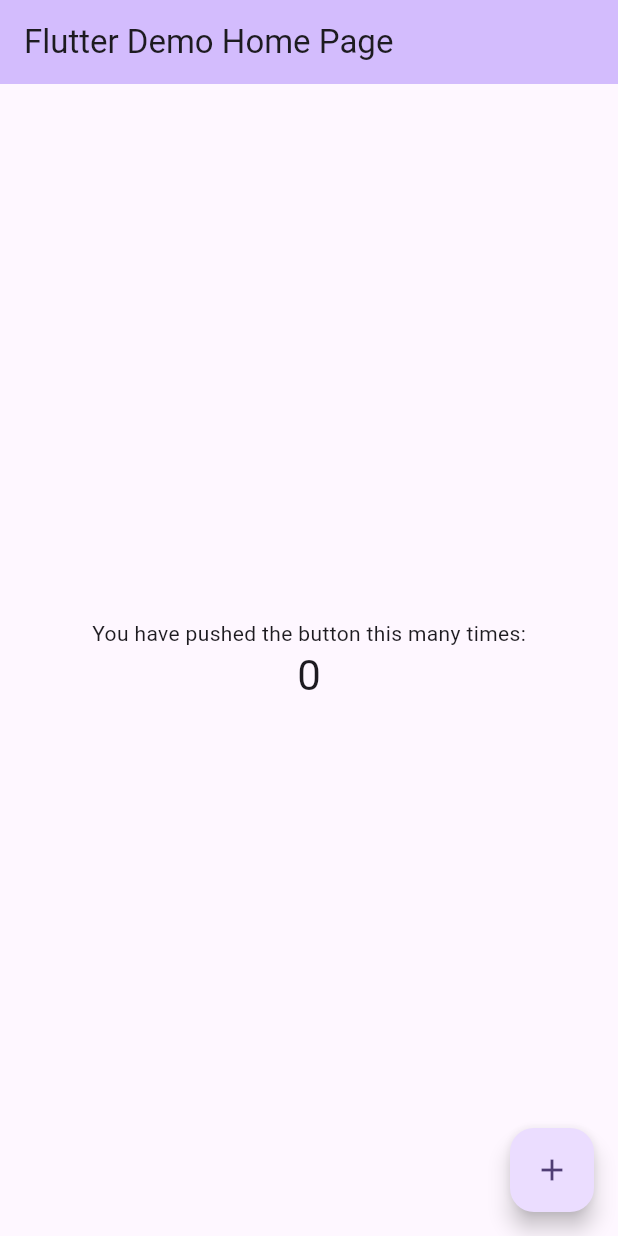
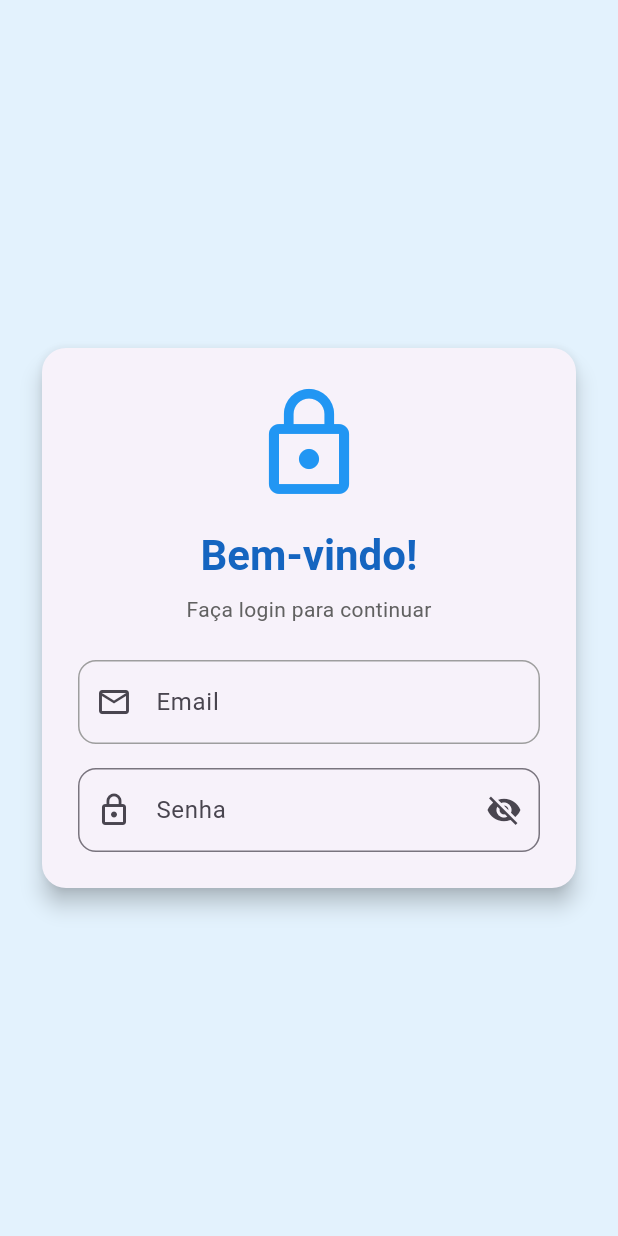
Before and after one commit to riqinho/flutterfirebaseapp, a Flutter app: the screen it shows after launch, on a phone screen of 412 x 824 dp. Run offline on Flutter 3.47's test engine with Material 3 defaults, Android fonts, the phone set to English and light mode, and no system bars; our stand-ins replace firebase_auth, firebase_core; accounts and stored records are empty; generated files the repository leaves out were written again.

Commit message:
parando no slide 40

```diff
--- /dev/null
+++ b/lib/core/auth_guard.dart
@@ -0,0 +1,27 @@
+import 'package:firebase_auth/firebase_auth.dart';
+import 'package:flutter/material.dart';
+import 'package:flutterfirebaseapp/screens/login_screen.dart';
+
+class AuthGuard extends StatelessWidget {
+  final Widget child;
+
+  const AuthGuard({super.key, required this.child});
+
+  @override
+  Widget build(BuildContext context) {
+    return StreamBuilder<User?>(
+      stream: FirebaseAuth.instance.authStateChanges(),
+      builder: (context, snapshot) {
+        if (snapshot.connectionState == ConnectionState.waiting) {
+          return const Scaffold(
+            body: Center(child: CircularProgressIndicator()),
+          );
+        }
+        if (snapshot.hasData) {
+          return child;
+        }
+        return const LoginScreen();
+      },
+    );
+  }
+}
--- a/lib/main.dart
+++ b/lib/main.dart
@@ -1,122 +1,25 @@
+import 'package:firebase_core/firebase_core.dart';
 import 'package:flutter/material.dart';
+import 'package:flutterfirebaseapp/core/auth_guard.dart';
+import 'package:flutterfirebaseapp/firebase_options.dart';
+import 'package:flutterfirebaseapp/screens/home_screen.dart';
 
-void main() {
-  runApp(const MyApp());
+Future<void> main() async {
+  WidgetsFlutterBinding.ensureInitialized();
+  await Firebase.initializeApp(options: DefaultFirebaseOptions.currentPlatform);
+  runApp(const FirebaseApp());
 }
 
-class MyApp extends StatelessWidget {
-  const MyApp({super.key});
+class FirebaseApp extends StatelessWidget {
+  const FirebaseApp({super.key});
 
-  // This widget is the root of your application.
   @override
   Widget build(BuildContext context) {
     return MaterialApp(
-      title: 'Flutter Demo',
-      theme: ThemeData(
-        // This is the theme of your application.
-        //
-        // TRY THIS: Try running your application with "flutter run". You'll see
-        // the application has a purple toolbar. Then, without quitting the app,
-        // try changing the seedColor in the colorScheme below to Colors.green
-        // and then invoke "hot reload" (save your changes or press the "hot
-        // reload" button in a Flutter-supported IDE, or press "r" if you used
-        // the command line to start the app).
-        //
-        // Notice that the counter didn't reset back to zero; the application
-        // state is not lost during the reload. To reset the state, use hot
-        // restart instead.
-        //
-        // This works for code too, not just values: Most code changes can be
-        // tested with just a hot reload.
-        colorScheme: ColorScheme.fromSeed(seedColor: Colors.deepPurple),
-      ),
-      home: const MyHomePage(title: 'Flutter Demo Home Page'),
+      title: 'Firebase Auth Demo',
+      debugShowCheckedModeBanner: false,
+      theme: ThemeData(primarySwatch: Colors.blue),
+      home: const AuthGuard(child: HomeScreen()),
     );
   }
 }
-
-class MyHomePage extends StatefulWidget {
-  const MyHomePage({super.key, required this.title});
-
-  // This widget is the home page of your application. It is stateful, meaning
-  // that it has a State object (defined below) that contains fields that affect
-  // how it looks.
-
-  // This class is the configuration for the state. It holds the values (in this
-  // case the title) provided by the parent (in this case the App widget) and
-  // used by the build method of the State. Fields in a Widget subclass are
-  // always marked "final".
-
-  final String title;
-
-  @override
-  State<MyHomePage> createState() => _MyHomePageState();
-}
-
-class _MyHomePageState extends State<MyHomePage> {
-  int _counter = 0;
-
-  void _incrementCounter() {
-    setState(() {
-      // This call to setState tells the Flutter framework that something has
-      // changed in this State, which causes it to rerun the build method below
-      // so that the display can reflect the updated values. If we changed
-      // _counter without calling setState(), then the build method would not be
-      // called again, and so nothing would appear to happen.
-      _counter++;
-    });
-  }
-
-  @override
-  Widget build(BuildContext context) {
-    // This method is rerun every time setState is called, for instance as done
-    // by the _incrementCounter method above.
-    //
-    // The Flutter framework has been optimized to make rerunning build methods
-    // fast, so that you can just rebuild anything that needs updating rather
-    // than having to individually change instances of widgets.
-    return Scaffold(
-      appBar: AppBar(
-        // TRY THIS: Try changing the color here to a specific color (to
-        // Colors.amber, perhaps?) and trigger a hot reload to see the AppBar
-        // change color while the other colors stay the same.
-        backgroundColor: Theme.of(context).colorScheme.inversePrimary,
-        // Here we take the value from the MyHomePage object that was created by
-        // the App.build method, and use it to set our appbar title.
-        title: Text(widget.title),
-      ),
-      body: Center(
-        // Center is a layout widget. It takes a single child and positions it
-        // in the middle of the parent.
-        child: Column(
-          // Column is also a layout widget. It takes a list of children and
-          // arranges them vertically. By default, it sizes itself to fit its
-          // children horizontally, and tries to be as tall as its parent.
-          //
-          // Column has various properties to control how it sizes itself and
-          // how it positions its children. Here we use mainAxisAlignment to
-          // center the children vertically; the main axis here is the vertical
-          // axis because Columns are vertical (the cross axis would be
-          // horizontal).
-          //
-          // TRY THIS: Invoke "debug painting" (choose the "Toggle Debug Paint"
-          // action in the IDE, or press "p" in the console), to see the
-          // wireframe for each widget.
-          mainAxisAlignment: MainAxisAlignment.center,
-          children: <Widget>[
-            const Text('You have pushed the button this many times:'),
-            Text(
-              '$_counter',
-              style: Theme.of(context).textTheme.headlineMedium,
-            ),
-          ],
-        ),
-      ),
-      floatingActionButton: FloatingActionButton(
-        onPressed: _incrementCounter,
-        tooltip: 'Increment',
-        child: const Icon(Icons.add),
-      ), // This trailing comma makes auto-formatting nicer for build methods.
-    );
-  }
-}
--- /dev/null
+++ b/lib/screens/home_screen.dart
@@ -0,0 +1,33 @@
+import 'package:firebase_auth/firebase_auth.dart';
+import 'package:flutter/material.dart';
+
+class HomeScreen extends StatelessWidget {
+  const HomeScreen({super.key});
+
+  Future<void> _singout() async {
+    await FirebaseAuth.instance.signOut();
+  }
+
+  @override
+  Widget build(BuildContext context) {
+    final user = FirebaseAuth.instance.currentUser;
+    return Scaffold(
+      appBar: AppBar(
+        title: const Text('Home'),
+        actions: [
+          IconButton(
+            onPressed: _singout,
+            tooltip: 'Sair',
+            icon: const Icon(Icons.logout),
+          ),
+        ],
+      ),
+      body: Center(
+        child: Text(
+          "Bem-vindo, ${user?.email ?? 'Usuário'}",
+          style: const TextStyle(fontSize: 18),
+        ),
+      ),
+    );
+  }
+}
--- /dev/null
+++ b/lib/screens/login_screen.dart
@@ -0,0 +1,129 @@
+import 'package:flutter/material.dart';
+
+class LoginScreen extends StatefulWidget {
+  const LoginScreen({super.key});
+
+  @override
+  State<LoginScreen> createState() => _LoginScreenState();
+}
+
+class _LoginScreenState extends State<LoginScreen> {
+  // var chave do formulário
+  final _formKey = GlobalKey<FormState>();
+
+  //controllers para os campos de texto
+  final TextEditingController _emailController = TextEditingController();
+  final TextEditingController _passwordController = TextEditingController();
+
+  // booleando para controlar a visibilidade da senha
+  bool _isObscure = true;
+
+  // booleano para controlar o estado de loading da tela de login
+  bool _isLoading = false;
+
+  @override
+  Widget build(BuildContext context) {
+    return Scaffold(
+      backgroundColor: Colors.blue.shade50,
+      body: Center(
+        child: SingleChildScrollView(
+          padding: const EdgeInsets.all(24),
+          child: Card(
+            elevation: 6,
+            shape: RoundedRectangleBorder(
+              borderRadius: BorderRadius.circular(16),
+            ),
+            child: Padding(
+              padding: const EdgeInsets.all(24),
+              child: Form(
+                key: _formKey,
+                child: Column(
+                  mainAxisSize: MainAxisSize.min,
+                  children: [
+                    const Icon(
+                      Icons.lock_outline,
+                      size: 80,
+                      color: Colors.blue,
+                    ),
+                    const SizedBox(height: 16),
+                    Text(
+                      "Bem-vindo!",
+                      style: Theme.of(context).textTheme.headlineMedium
+                          ?.copyWith(
+                            fontWeight: FontWeight.bold,
+                            color: Colors.blue.shade800,
+                          ),
+                    ),
+                    const SizedBox(height: 8),
+                    Text(
+                      "Faça login para continuar",
+                      style: Theme.of(
+                        context,
+                      ).textTheme.bodyMedium?.copyWith(color: Colors.grey[700]),
+                    ),
+                    const SizedBox(height: 24),
+                    TextFormField(
+                      controller: _emailController,
+                      keyboardType: TextInputType.emailAddress,
+                      decoration: InputDecoration(
+                        labelText: "Email",
+                        prefixIcon: const Icon(Icons.email_outlined),
+                        border: OutlineInputBorder(
+                          borderRadius: BorderRadius.circular(12),
+                        ),
+                        enabledBorder: OutlineInputBorder(
+                          borderRadius: BorderRadius.circular(12),
+                          borderSide: const BorderSide(
+                            color: Colors.grey,
+                            width: 1,
+                          ),
+                        ),
+                        focusedBorder: OutlineInputBorder(
+                          borderRadius: BorderRadius.circular(12),
+                          borderSide: const BorderSide(
+                            color: Colors.blue,
+                            width: 2,
+                          ),
+                        ),
+                      ),
+                      validator: (value) => (value == null || value.isEmpty)
+                          ? 'Preencha o e-mail'
+                          : null,
+                    ),
+                    const SizedBox(height: 16),
+                    TextFormField(
+                      controller: _passwordController,
+                      obscureText: _isObscure,
+                      validator: (value) => (value == null || value.isEmpty)
+                          ? 'Preencha à senha'
+                          : null,
+                      decoration: InputDecoration(
+                        labelText: "Senha",
+                        prefixIcon: const Icon(Icons.lock_outline),
+                        suffixIcon: IconButton(
+                          onPressed: () {
+                            setState(() {
+                              _isObscure = !_isObscure;
+                            });
+                          },
+                          icon: Icon(
+                            _isObscure
+                                ? Icons.visibility_off
+                                : Icons.visibility,
+                          ),
+                        ),
+                        border: OutlineInputBorder(
+                          borderRadius: BorderRadius.circular(12),
+                        ),
+                      ),
+                    ),
+                  ],
+                ),
+              ),
+            ),
+          ),
+        ),
+      ),
+    );
+  }
+}
--- a/pubspec.yaml
+++ b/pubspec.yaml
@@ -35,6 +35,7 @@ dependencies:
   # Use with the CupertinoIcons class for iOS style icons.
   cupertino_icons: ^1.0.8
   firebase_core: ^4.1.1
+  firebase_auth: ^6.1.0
 
 dev_dependencies:
   flutter_test:
```
Also changed, not shown: firebase.json (added), pubspec.lock, 7 other files.
